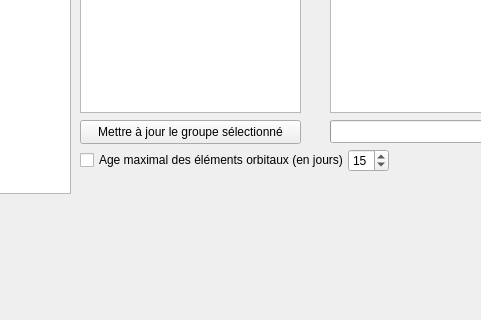
This is src/interface/outils/outils.ui in mconsidine/previsat-git as Qt 5 draws it before an edit; both pictures show x 130 to 611 and y 154 to 474 of the 960 by 600 pixel window. The edited form follows.
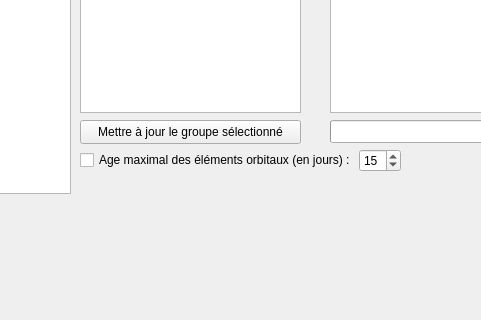
This is the edited form.

Commit message: Corrections d'affichage dans les fenetres d'Options et d'Outils

The edit to the form file:
```diff
--- a/src/interface/outils/outils.ui
+++ b/src/interface/outils/outils.ui
@@ -95,7 +95,7 @@
       <rect>
        <x>0</x>
        <y>290</y>
-       <width>309</width>
+       <width>321</width>
        <height>25</height>
       </rect>
      </property>
@@ -108,6 +108,12 @@
       </property>
       <item row="0" column="0">
        <widget class="QCheckBox" name="ageMaxElementsOrbitaux">
+        <property name="minimumSize">
+         <size>
+          <width>270</width>
+          <height>0</height>
+         </size>
+        </property>
         <property name="font">
          <font/>
         </property>
```
The commit also changes 1 other file.
